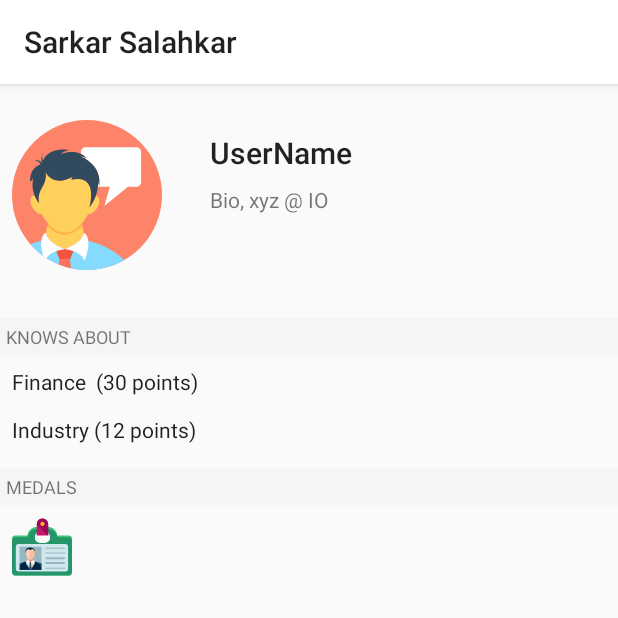
After one commit to ShivayaDevs/SarkarSalahkar, an Android app: the fragment ProfileFragment shown on its own in the app's theme, on a phone screen of 412 x 824 dp, the top half of it. The commit adds this screen. Run offline under Robolectric (Android 15) with nearby library versions, the phone set to English and light mode, and no system bars.

Commit message:
Mainscreen fragments created

```diff
--- /dev/null
+++ b/app/src/main/java/hackerrepublic/sarkarsalahkar/fragments/ProfileFragment.java
@@ -0,0 +1,26 @@
+package hackerrepublic.sarkarsalahkar.fragments;
+
+import android.support.v4.app.Fragment;
+import android.os.Bundle;
+import android.support.annotation.Nullable;
+import android.view.LayoutInflater;
+import android.view.View;
+import android.view.ViewGroup;
+
+import hackerrepublic.sarkarsalahkar.R;
+
+
+public class ProfileFragment extends Fragment {
+
+    public ProfileFragment() {
+        // Required.
+    }
+
+    @Override
+    public View onCreateView(LayoutInflater inflater, @Nullable ViewGroup container, Bundle
+            savedInstanceState) {
+        super.onCreateView(inflater, container, savedInstanceState);
+        View view = inflater.inflate(R.layout.fragment_profile, container, false);
+        return view;
+    }
+}
--- a/app/src/main/res/drawable/ic_user.xml
+++ b/app/src/main/res/drawable/ic_user.xml
@@ -1,16 +1,45 @@
-<vector android:height="40dp" android:viewportHeight="508.0"
-    android:viewportWidth="508.0" android:width="40dp" xmlns:android="http://schemas.android.com/apk/res/android">
-    <path android:fillColor="#FD8469" android:pathData="M254,254m-254,0a254,254 0,1 1,508 0a254,254 0,1 1,-508 0"/>
-    <path android:fillColor="#FFFFFF" android:pathData="M437.2,108.4V210c0,9.2 -7.2,16.4 -16.4,16.4h-28l-80,64.8l18.4,-64.8h-40.4c1.2,-11.6 0.4,-18.8 0.4,-18.8l4,16c10.4,-69.6 -57.2,-98 -61.6,-99.6l0,0c7.6,-0.4 20,6 20,6c-6,-6.8 -12.8,-11.6 -20,-15.2v-6c0,-9.2 7.2,-16.4 16.4,-16.4h170.8C430,92 437.2,99.6 437.2,108.4z"/>
-    <path android:fillColor="#84DBFF" android:pathData="M62.4,420.4C108.8,474 177.6,508 254,508c46,0 89.2,-12.4 126.4,-33.6c-75.6,-76.4 -201.6,-77.6 -201.6,-77.6S122.4,397.2 62.4,420.4z"/>
-    <path android:fillColor="#FFD05B" android:pathData="M242.4,381.6L242.4,381.6c0,5.2 -3.2,33.2 -62,55.6h-2.8c-58.8,-22.4 -62,-50.4 -62,-55.2l0,0c0.4,-10.4 2.8,-20.8 7.2,-30.4c16,18 35.6,30 56,30s40,-11.6 56,-30C239.6,360.8 242,371.6 242.4,381.6z"/>
-    <path android:fillColor="#F1543F" android:pathData="M210.4,437.2l-63.2,0l14,35.2l35.6,0z"/>
-    <path android:fillColor="#FF7058" android:pathData="M199.6,502l-3.2,-30h-35.6l-2,17.6C172.4,494.8 186,499.2 199.6,502z"/>
-    <path android:fillColor="#FFFFFF" android:pathData="M242.4,381.2c0,0 2.8,32 -63.6,56.4c0,0 51.6,2.8 67.2,38.4C246.8,477.6 276.4,400 242.4,381.2z"/>
-    <path android:fillColor="#FFFFFF" android:pathData="M115.6,381.2c-24.4,13.2 -16.4,56 -9.6,79.2c3.6,2.4 6.8,4.8 10.4,7.2c19.2,-27.2 62.4,-30 62.4,-30C112.8,413.2 115.6,381.2 115.6,381.2z"/>
-    <path android:fillColor="#F9B54C" android:pathData="M238.4,359.2c-16.8,18 -37.2,29.6 -59.2,29.6s-42.4,-11.6 -59.2,-29.6c0.8,-2.8 2,-5.6 3.2,-8c16,18 35.6,30 56,30s40,-11.6 56,-30C236.4,354 237.2,356.8 238.4,359.2z"/>
-    <path android:fillColor="#FFD05B" android:pathData="M288.4,298c-8.4,14 -21.2,22.4 -30.8,20.8c-19.2,35.6 -47.2,62.4 -78.4,62.4s-59.2,-26.8 -78.4,-62.4C91.2,320 78.4,312 70,298c-10,-16.4 -10.4,-34.8 -0.8,-40.4c2,-1.2 4.8,-2 7.6,-1.6c6.4,16.4 15.2,26.8 15.2,26.8c-9.6,-51.2 28,-56.8 22,-106c0,0 23.6,52.8 91.6,15.6L200,202c94.8,-21.6 62.8,90.4 62,93.2c10.8,-13.6 17.6,-27.2 21.6,-39.6c1.6,0.4 3.6,0.8 4.8,1.6C298.4,263.2 298.4,281.2 288.4,298z"/>
-    <path android:fillColor="#324A5E" android:pathData="M77.6,136.8c0,0 19.6,-2.4 25.2,11.6c0,0 -6.4,-20 0,-29.6c6.4,-9.2 0,-2.4 0,-2.4s-2.4,12.8 2.8,20.8c0,0 14,-48 93.6,-35.6c0,0 -16.8,-1.6 -35.6,14.4c0,0 56,-24.8 90,14c0,0 -12.8,-6.4 -20,-6c0,0 72.8,28 61.6,100l-4,-16c0,0 5.2,44.4 -28.8,87.6c0,0 34,-114.8 -62,-93.2l5.2,-10c-68,36.8 -91.6,-15.6 -91.6,-15.6c6,49.2 -31.6,54.8 -22,105.6c0,0 -32,-37.2 -19.6,-84.8l-10,12c0,0 -7.2,-44 34.8,-59.6C97.2,150 94,139.6 77.6,136.8z"/>
-    <path android:fillColor="#324A5E" android:pathData="M102.8,118.8c0,0.4 -0.4,0.4 -0.4,0.8c0,-2 0.4,-2.8 0.4,-2.8S109.2,109.6 102.8,118.8z"/>
-    <path android:fillColor="#324A5E" android:pathData="M102.8,118.8c0,0.4 -0.4,0.4 -0.4,0.8c0,-2 0.4,-2.8 0.4,-2.8S109.2,109.6 102.8,118.8z"/>
+<vector xmlns:android="http://schemas.android.com/apk/res/android"
+        android:width="508dp"
+        android:height="508dp"
+        android:viewportWidth="508.0"
+        android:viewportHeight="508.0">
+    <path
+        android:pathData="M254,254m-254,0a254,254 0,1 1,508 0a254,254 0,1 1,-508 0"
+        android:fillColor="#FD8469"/>
+    <path
+        android:pathData="M437.2,108.4V210c0,9.2 -7.2,16.4 -16.4,16.4h-28l-80,64.8l18.4,-64.8h-40.4c1.2,-11.6 0.4,-18.8 0.4,-18.8l4,16c10.4,-69.6 -57.2,-98 -61.6,-99.6l0,0c7.6,-0.4 20,6 20,6c-6,-6.8 -12.8,-11.6 -20,-15.2v-6c0,-9.2 7.2,-16.4 16.4,-16.4h170.8C430,92 437.2,99.6 437.2,108.4z"
+        android:fillColor="#FFFFFF"/>
+    <path
+        android:pathData="M62.4,420.4C108.8,474 177.6,508 254,508c46,0 89.2,-12.4 126.4,-33.6c-75.6,-76.4 -201.6,-77.6 -201.6,-77.6S122.4,397.2 62.4,420.4z"
+        android:fillColor="#84DBFF"/>
+    <path
+        android:pathData="M242.4,381.6L242.4,381.6c0,5.2 -3.2,33.2 -62,55.6h-2.8c-58.8,-22.4 -62,-50.4 -62,-55.2l0,0c0.4,-10.4 2.8,-20.8 7.2,-30.4c16,18 35.6,30 56,30s40,-11.6 56,-30C239.6,360.8 242,371.6 242.4,381.6z"
+        android:fillColor="#FFD05B"/>
+    <path
+        android:pathData="M210.4,437.2l-63.2,0l14,35.2l35.6,0z"
+        android:fillColor="#F1543F"/>
+    <path
+        android:pathData="M199.6,502l-3.2,-30h-35.6l-2,17.6C172.4,494.8 186,499.2 199.6,502z"
+        android:fillColor="#FF7058"/>
+    <path
+        android:pathData="M242.4,381.2c0,0 2.8,32 -63.6,56.4c0,0 51.6,2.8 67.2,38.4C246.8,477.6 276.4,400 242.4,381.2z"
+        android:fillColor="#FFFFFF"/>
+    <path
+        android:pathData="M115.6,381.2c-24.4,13.2 -16.4,56 -9.6,79.2c3.6,2.4 6.8,4.8 10.4,7.2c19.2,-27.2 62.4,-30 62.4,-30C112.8,413.2 115.6,381.2 115.6,381.2z"
+        android:fillColor="#FFFFFF"/>
+    <path
+        android:pathData="M238.4,359.2c-16.8,18 -37.2,29.6 -59.2,29.6s-42.4,-11.6 -59.2,-29.6c0.8,-2.8 2,-5.6 3.2,-8c16,18 35.6,30 56,30s40,-11.6 56,-30C236.4,354 237.2,356.8 238.4,359.2z"
+        android:fillColor="#F9B54C"/>
+    <path
+        android:pathData="M288.4,298c-8.4,14 -21.2,22.4 -30.8,20.8c-19.2,35.6 -47.2,62.4 -78.4,62.4s-59.2,-26.8 -78.4,-62.4C91.2,320 78.4,312 70,298c-10,-16.4 -10.4,-34.8 -0.8,-40.4c2,-1.2 4.8,-2 7.6,-1.6c6.4,16.4 15.2,26.8 15.2,26.8c-9.6,-51.2 28,-56.8 22,-106c0,0 23.6,52.8 91.6,15.6L200,202c94.8,-21.6 62.8,90.4 62,93.2c10.8,-13.6 17.6,-27.2 21.6,-39.6c1.6,0.4 3.6,0.8 4.8,1.6C298.4,263.2 298.4,281.2 288.4,298z"
+        android:fillColor="#FFD05B"/>
+    <path
+        android:pathData="M77.6,136.8c0,0 19.6,-2.4 25.2,11.6c0,0 -6.4,-20 0,-29.6c6.4,-9.2 0,-2.4 0,-2.4s-2.4,12.8 2.8,20.8c0,0 14,-48 93.6,-35.6c0,0 -16.8,-1.6 -35.6,14.4c0,0 56,-24.8 90,14c0,0 -12.8,-6.4 -20,-6c0,0 72.8,28 61.6,100l-4,-16c0,0 5.2,44.4 -28.8,87.6c0,0 34,-114.8 -62,-93.2l5.2,-10c-68,36.8 -91.6,-15.6 -91.6,-15.6c6,49.2 -31.6,54.8 -22,105.6c0,0 -32,-37.2 -19.6,-84.8l-10,12c0,0 -7.2,-44 34.8,-59.6C97.2,150 94,139.6 77.6,136.8z"
+        android:fillColor="#324A5E"/>
+    <path
+        android:pathData="M102.8,118.8c0,0.4 -0.4,0.4 -0.4,0.8c0,-2 0.4,-2.8 0.4,-2.8S109.2,109.6 102.8,118.8z"
+        android:fillColor="#324A5E"/>
+    <path
+        android:pathData="M102.8,118.8c0,0.4 -0.4,0.4 -0.4,0.8c0,-2 0.4,-2.8 0.4,-2.8S109.2,109.6 102.8,118.8z"
+        android:fillColor="#324A5E"/>
 </vector>
--- a/app/src/main/res/layout/content_home.xml
+++ b/app/src/main/res/layout/content_home.xml
@@ -6,8 +6,7 @@
     android:layout_height="match_parent"
     android:background="@color/material_grey100"
     app:layout_behavior="@string/appbar_scrolling_view_behavior"
-    tools:context="hackerrepublic.sarkarsalahkar.HomeActivity"
-    tools:showIn="@layout/activity_home">
+    tools:context="hackerrepublic.sarkarsalahkar.HomeActivity">
 
     <android.support.v7.widget.RecyclerView
         android:id="@+id/posts_recycler_view"
@@ -15,4 +14,7 @@
         android:layout_height="match_parent"
         tools:listitem="@layout/list_item_post" />
 
+
+
+
 </android.support.constraint.ConstraintLayout>
--- /dev/null
+++ b/app/src/main/res/layout/fragment_profile.xml
@@ -0,0 +1,88 @@
+<?xml version="1.0" encoding="utf-8"?>
+<android.support.constraint.ConstraintLayout xmlns:android="http://schemas.android.com/apk/res/android"
+    xmlns:app="http://schemas.android.com/apk/res-auto"
+    xmlns:tools="http://schemas.android.com/tools"
+    android:layout_width="match_parent"
+    android:layout_height="match_parent">
+
+    <ImageView
+        android:id="@+id/imageView3"
+        android:layout_width="100dp"
+        android:layout_height="100dp"
+        android:layout_marginStart="8dp"
+        android:layout_marginTop="24dp"
+        app:layout_constraintStart_toStartOf="parent"
+        app:layout_constraintTop_toTopOf="parent"
+        app:srcCompat="@drawable/ic_user" />
+
+    <TextView
+        android:id="@+id/textView4"
+        android:layout_width="wrap_content"
+        android:layout_height="wrap_content"
+        android:layout_marginStart="32dp"
+        android:layout_marginTop="32dp"
+        android:text="UserName"
+        android:textAppearance="@style/TextAppearance.AppCompat.Title"
+        app:layout_constraintStart_toEndOf="@+id/imageView3"
+        app:layout_constraintTop_toTopOf="parent" />
+
+    <TextView
+        android:id="@+id/textView5"
+        android:layout_width="wrap_content"
+        android:layout_height="wrap_content"
+        android:layout_marginTop="8dp"
+        android:text="Bio, xyz @ IO"
+        app:layout_constraintStart_toStartOf="@+id/textView4"
+        app:layout_constraintTop_toBottomOf="@+id/textView4" />
+
+    <ImageView
+        android:id="@+id/medalImageView"
+        android:layout_width="40dp"
+        android:layout_height="40dp"
+        android:layout_marginStart="8dp"
+        android:layout_marginTop="8dp"
+        app:layout_constraintStart_toStartOf="parent"
+        app:layout_constraintTop_toBottomOf="@+id/textView9"
+        app:srcCompat="@drawable/ic_id_card" />
+
+    <TextView
+        android:id="@+id/textView6"
+        android:layout_width="0dp"
+        android:layout_height="wrap_content"
+        android:layout_marginTop="32dp"
+        android:background="@color/material_grey100"
+        android:padding="4dp"
+        android:text="KNOWS ABOUT"
+        android:textSize="12sp"
+        app:layout_constraintEnd_toEndOf="parent"
+        app:layout_constraintStart_toStartOf="parent"
+        app:layout_constraintTop_toBottomOf="@+id/imageView3" />
+
+    <TextView
+        android:id="@+id/textView8"
+        android:layout_width="0dp"
+        android:layout_height="wrap_content"
+        android:layout_marginEnd="8dp"
+        android:layout_marginStart="8dp"
+        android:layout_marginTop="8dp"
+        android:text="Finance  (30 points) \n\nIndustry (12 points)"
+        android:textAppearance="@style/TextAppearance.AppCompat.Body1"
+        app:layout_constraintEnd_toEndOf="parent"
+        app:layout_constraintStart_toStartOf="parent"
+        app:layout_constraintTop_toBottomOf="@+id/textView6" />
+
+    <TextView
+        android:id="@+id/textView9"
+        android:layout_width="0dp"
+        android:layout_height="wrap_content"
+        android:layout_marginTop="16dp"
+        android:background="@color/material_grey100"
+        android:padding="4dp"
+        android:text="MEDALS"
+        android:textSize="12sp"
+        app:layout_constraintEnd_toEndOf="parent"
+        app:layout_constraintHorizontal_bias="0.0"
+        app:layout_constraintStart_toStartOf="parent"
+        app:layout_constraintTop_toBottomOf="@+id/textView8" />
+
+</android.support.constraint.ConstraintLayout>
--- /dev/null
+++ b/app/src/main/res/layout/fragment_write_idea.xml
@@ -0,0 +1,6 @@
+<?xml version="1.0" encoding="utf-8"?>
+<LinearLayout xmlns:android="http://schemas.android.com/apk/res/android"
+    android:orientation="vertical" android:layout_width="match_parent"
+    android:layout_height="match_parent">
+
+</LinearLayout>
```
Also changed, not shown: app/src/main/java/hackerrepublic/sarkarsalahkar/HomeActivity.java (+43 -113 lines), app/src/main/java/hackerrepublic/sarkarsalahkar/fragments/MainFragment.java (added, +150 -0 lines), app/src/main/java/hackerrepublic/sarkarsalahkar/fragments/MyIdeasFragment.java (added, +152 -0 lines), app/src/main/java/hackerrepublic/sarkarsalahkar/fragments/WriteIdeaFragment.java (added, +27 -0 lines), app/src/main/res/layout/activity_home.xml (+21 -2 lines).
